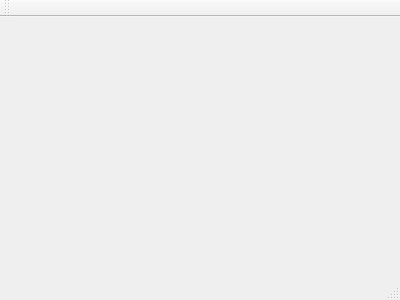
Qt form mainwindow.ui (yixuehan/HsSqlPatchConvert) before a commit.
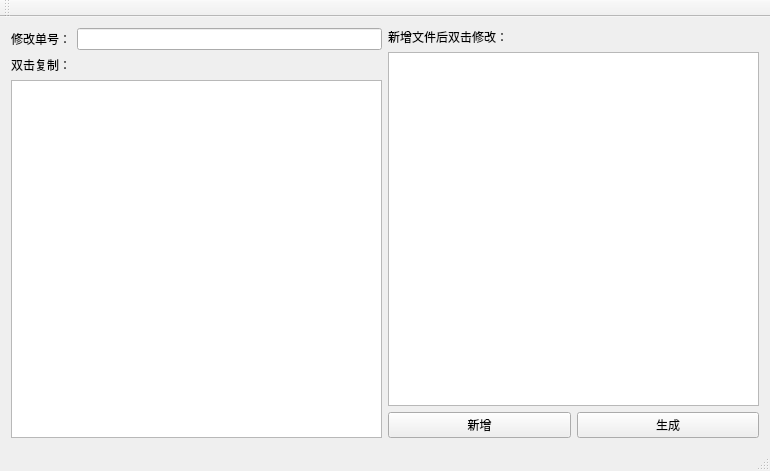
The same form after that commit.

```diff
--- a/mainwindow.ui
+++ b/mainwindow.ui
@@ -1,24 +1,102 @@
 <ui version="4.0">
  <class>MainWindow</class>
- <widget class="QMainWindow" name="MainWindow" >
-  <property name="geometry" >
+ <widget class="QMainWindow" name="MainWindow">
+  <property name="geometry">
    <rect>
     <x>0</x>
     <y>0</y>
-    <width>400</width>
-    <height>300</height>
+    <width>770</width>
+    <height>471</height>
    </rect>
   </property>
   <property name="windowTitle" >
    <string>MainWindow</string>
   </property>
-  <widget class="QMenuBar" name="menuBar" />
-  <widget class="QToolBar" name="mainToolBar" />
-  <widget class="QWidget" name="centralWidget" />
-  <widget class="QStatusBar" name="statusBar" />
+  <widget class="QWidget" name="centralWidget">
+   <layout class="QGridLayout" name="gridLayout">
+    <item row="0" column="0">
+     <layout class="QVBoxLayout" name="verticalLayout_2">
+      <item>
+       <layout class="QHBoxLayout" name="horizontalLayout">
+        <item>
+         <widget class="QLabel" name="label">
+          <property name="text">
+           <string>修改单号：</string>
+          </property>
+         </widget>
+        </item>
+        <item>
+         <widget class="QLineEdit" name="modifyNo"/>
+        </item>
+       </layout>
+      </item>
+      <item>
+       <widget class="QLabel" name="label_2">
+        <property name="text">
+         <string>双击复制：</string>
+        </property>
+       </widget>
+      </item>
+      <item>
+       <widget class="QListWidget" name="listCopy"/>
+      </item>
+     </layout>
+    </item>
+    <item row="0" column="1">
+     <layout class="QVBoxLayout" name="verticalLayout">
+      <item>
+       <widget class="QLabel" name="label_3">
+        <property name="text">
+         <string>新增文件后双击修改：</string>
+        </property>
+       </widget>
+      </item>
+      <item>
+       <widget class="QListWidget" name="listMod"/>
+      </item>
+      <item>
+       <layout class="QHBoxLayout" name="horizontalLayout_2">
+        <item>
+         <widget class="QPushButton" name="addField">
+          <property name="text">
+           <string>新增</string>
+          </property>
+         </widget>
+        </item>
+        <item>
+         <widget class="QPushButton" name="genSqlPatch">
+          <property name="text">
+           <string>生成</string>
+          </property>
+         </widget>
+        </item>
+       </layout>
+      </item>
+     </layout>
+    </item>
+   </layout>
+  </widget>
+  <widget class="QMenuBar" name="menuBar">
+   <property name="geometry">
+    <rect>
+     <x>0</x>
+     <y>0</y>
+     <width>770</width>
+     <height>23</height>
+    </rect>
+   </property>
+  </widget>
+  <widget class="QToolBar" name="mainToolBar">
+   <attribute name="toolBarArea">
+    <enum>TopToolBarArea</enum>
+   </attribute>
+   <attribute name="toolBarBreak">
+    <bool>false</bool>
+   </attribute>
+  </widget>
+  <widget class="QStatusBar" name="statusBar"/>
  </widget>
- <layoutDefault spacing="6" margin="11" />
- <pixmapfunction></pixmapfunction>
+ <layoutdefault spacing="6" margin="11"/>
  <resources/>
  <connections/>
 </ui>
```
Left out of the diff: 3 changed lines with no effect on the pictures.
